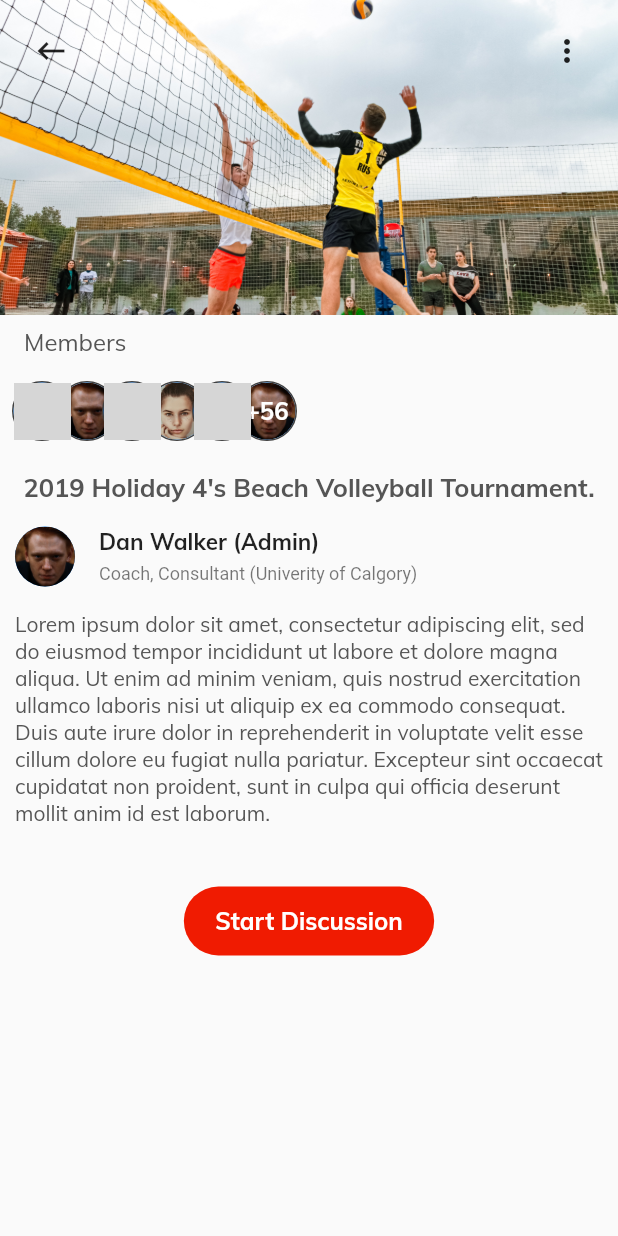
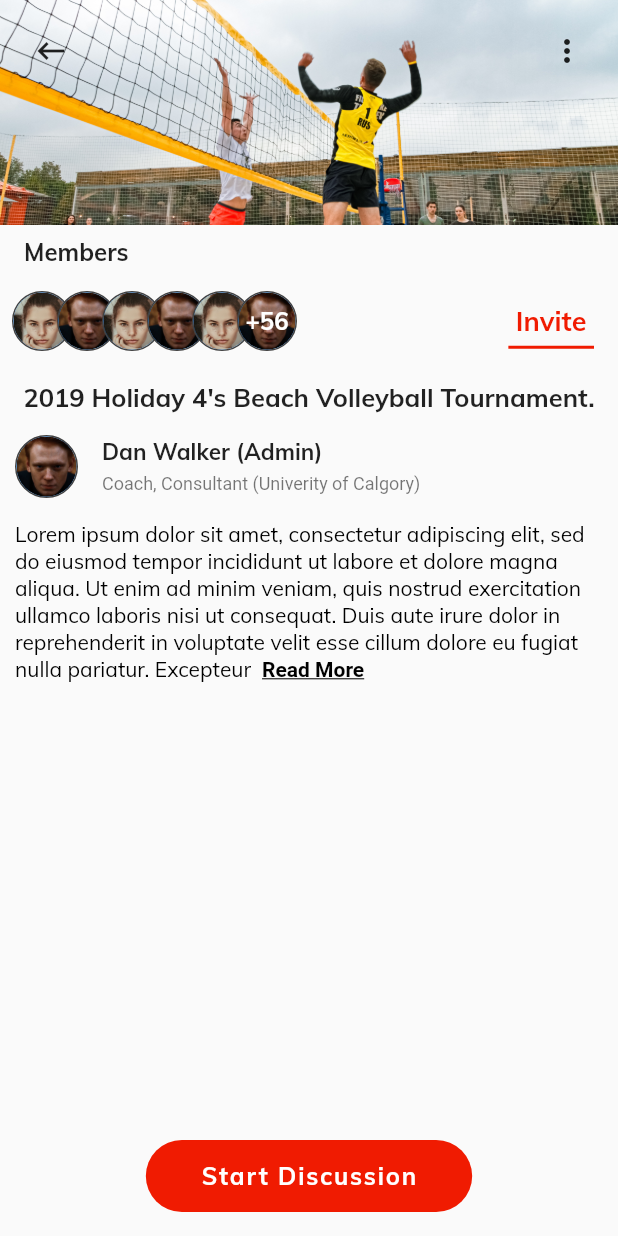
Before and after one commit to Sarbjyotsingh/athlete_platform1, a Flutter app: the GroupDetails screen opened by its route, on a phone screen of 412 x 824 dp. Run offline on Flutter 3.47's test engine with Material 2 defaults, Android fonts, the phone set to English and light mode, and no system bars; grey boxes are pictures that could not be loaded.

Commit message:
Group details

```diff
--- a/lib/screens/group_details.dart
+++ b/lib/screens/group_details.dart
@@ -1,4 +1,5 @@
 import 'package:athlete_platform1/widgets/member_images.dart';
+import 'package:flutter/gestures.dart';
 import 'package:flutter/material.dart';
 
 class GroupDetails extends StatefulWidget {
@@ -11,17 +12,32 @@ class _GroupDetailsState extends State<GroupDetails> {
   @override
   Widget build(BuildContext context) {
     return Scaffold(
+      floatingActionButton: FloatingActionButton.extended(
+        label: Text(
+          '   Start Discussion   ',
+          style: TextStyle(
+            fontSize: 16.0,
+            fontFamily: 'Muli',
+            fontWeight: FontWeight.w700,
+          ),
+        ),
+        backgroundColor: Color(0xFFf01b01),
+        onPressed: () {},
+        elevation: 0,
+      ),
+      floatingActionButtonLocation: FloatingActionButtonLocation.centerFloat,
       body: SafeArea(
         child: SingleChildScrollView(
+          child: Container(
             child: Column(
               children: <Widget>[
                 Container(
-                height: 210,
+                  height: 150,
                   padding: EdgeInsets.all(10),
                   constraints: BoxConstraints.tightFor(),
                   decoration: BoxDecoration(
                     image: DecorationImage(
-                    image: AssetImage('images/group_detail.jpg'),
+                      image: AssetImage('images/detail_card.jpg'),
                       fit: BoxFit.cover,
                     ),
                   ),
@@ -34,7 +50,9 @@ class _GroupDetailsState extends State<GroupDetails> {
                           icon: Icon(
                             Icons.keyboard_backspace,
                           ),
-                        onPressed: () {},
+                          onPressed: () {
+                            Navigator.pop(context);
+                          },
                         ),
                         IconButton(
                           icon: Icon(
@@ -54,17 +72,46 @@ class _GroupDetailsState extends State<GroupDetails> {
                       style: TextStyle(
                         fontSize: 16.0,
                         fontFamily: 'Muli',
+                        fontWeight: FontWeight.w700,
                       ),
                     ),
                     materialTapTargetSize: MaterialTapTargetSize.shrinkWrap,
-                  textColor: Color(0xFF555555),
                     onPressed: () {},
                   ),
                 ),
-              Align(
-                alignment: Alignment.centerLeft,
-                child: MemberImages(),
+                Row(
+                  mainAxisAlignment: MainAxisAlignment.spaceBetween,
+                  children: <Widget>[
+                    MemberImages(),
+                    FlatButton(
+                      child: Container(
+                        padding: EdgeInsets.all(5),
+                        margin: EdgeInsets.only(left: 5),
+                        decoration: BoxDecoration(
+                          border: Border(
+                            bottom: BorderSide(
+                              width: 2,
+                              color: Color(0xFFf01b01),
                             ),
+                          ),
+                        ),
+                        child: Text(
+                          'Invite',
+                          style: TextStyle(
+                            fontSize: 18.0,
+                            fontFamily: 'Muli',
+                            fontWeight: FontWeight.w700,
+                            color: Color(0xFFf01b01),
+                          ),
+                        ),
+                      ),
+                      materialTapTargetSize: MaterialTapTargetSize.shrinkWrap,
+                      onPressed: () {},
+                    ),
+                  ],
+                ),
+                Column(
+                  children: <Widget>[
                     Padding(
                       padding: EdgeInsets.all(10),
                       child: Column(
@@ -75,15 +122,23 @@ class _GroupDetailsState extends State<GroupDetails> {
                               fontSize: 17,
                               fontFamily: 'Muli',
                               fontWeight: FontWeight.w700,
-                        color: Color(0xFF555555),
                             ),
                           ),
                           ListTile(
                             contentPadding: EdgeInsets.all(0),
-                      leading: CircleAvatar(
+                            leading: Container(
+                              decoration: BoxDecoration(
+                                shape: BoxShape.circle,
+                                border: Border.all(
+                                  color: Colors.grey.shade800,
+                                  width: 1,
+                                ),
+                              ),
+                              child: CircleAvatar(
                                 radius: 20,
                                 backgroundImage: AssetImage(
                                   'images/person1.jpg',
+                                ),
                               ),
                             ),
                             title: Text(
@@ -99,44 +154,37 @@ class _GroupDetailsState extends State<GroupDetails> {
                               style: TextStyle(fontSize: 12),
                             ),
                           ),
-                    Text(
-                      'Lorem ipsum dolor sit amet, consectetur adipiscing elit, sed do eiusmod tempor incididunt ut labore et dolore magna aliqua. Ut enim ad minim veniam, quis nostrud exercitation ullamco laboris nisi ut aliquip ex ea commodo consequat. Duis aute irure dolor in reprehenderit in voluptate velit esse cillum dolore eu fugiat nulla pariatur. Excepteur sint occaecat cupidatat non proident, sunt in culpa qui officia deserunt mollit anim id est laborum.',
+                          RichText(
+                            text: TextSpan(
                               style: TextStyle(
                                 fontFamily: 'Muli',
-                        color: Color(0xFF555555),
+                                color: Colors.black,
+                                fontSize: 14,
+                              ),
+                              children: <TextSpan>[
+                                TextSpan(
+                                  text:
+                                      'Lorem ipsum dolor sit amet, consectetur adipiscing elit, sed do eiusmod tempor incididunt ut labore et dolore magna aliqua. Ut enim ad minim veniam, quis nostrud exercitation ullamco laboris nisi ut consequat. Duis aute irure dolor in reprehenderit in voluptate velit esse cillum dolore eu fugiat nulla pariatur. Excepteur  ',
+                                ),
+                                TextSpan(
+                                  text: 'Read More',
+                                  style: TextStyle(
+                                    decoration: TextDecoration.underline,
+                                    fontWeight: FontWeight.w700,
+                                  ),
+                                  recognizer: TapGestureRecognizer()
+                                    ..onTap = () => print('Read More Clicked'),
+                                ),
+                              ],
                             ),
                           ),
                         ],
                       ),
                     ),
-              Container(
-                margin: EdgeInsets.all(30),
-                padding: EdgeInsets.all(5),
-                decoration: BoxDecoration(
-                  shape: BoxShape.rectangle,
-                  borderRadius: BorderRadius.horizontal(
-                    left: Radius.circular(100),
-                    right: Radius.circular(100),
-                  ),
-                  color: Color(0xFFf01b01),
-                ),
-                child: FlatButton(
-                  child: Text(
-                    'Start Discussion',
-                    style: TextStyle(
-                      fontSize: 16.0,
-                      fontFamily: 'Muli',
-                      fontWeight: FontWeight.w700,
-                    ),
-                  ),
-                  materialTapTargetSize: MaterialTapTargetSize.shrinkWrap,
-                  textColor: Colors.white,
-                  highlightColor: Colors.transparent,
-                  splashColor: Colors.transparent,
-                  onPressed: () {},
-                ),
+                  ],
                 ),
               ],
+            ),
           ),
         ),
       ),
--- a/lib/widgets/group_card.dart
+++ b/lib/widgets/group_card.dart
@@ -1,3 +1,4 @@
+import 'package:athlete_platform1/screens/group_details.dart';
 import 'package:athlete_platform1/widgets/member_images.dart';
 import 'package:flutter/material.dart';
 
@@ -18,7 +19,11 @@ class GroupCard extends StatelessWidget {
       ),
       child: Column(
         children: <Widget>[
-          Container(
+          GestureDetector(
+            onTap: () {
+              Navigator.pushNamed(context, GroupDetails.id);
+            },
+            child: Container(
               height: 150,
               width: double.infinity,
               constraints: BoxConstraints.tightFor(),
@@ -60,16 +65,22 @@ class GroupCard extends StatelessWidget {
                 ),
               ),
             ),
+          ),
           SizedBox(
             height: 15,
           ),
-          Text(
+          GestureDetector(
+            onTap: () {
+              Navigator.pushNamed(context, GroupDetails.id);
+            },
+            child: Text(
               '2019 Holiday 4\'s Beach Volleyball Tournament.',
               style: TextStyle(
                 fontSize: 17,
                 fontFamily: 'Muli',
                 fontWeight: FontWeight.w700,
                 color: Color(0xFF555555),
+              ),
             ),
           ),
           SizedBox(
--- a/lib/widgets/member_images.dart
+++ b/lib/widgets/member_images.dart
@@ -25,7 +25,7 @@ class MemberImages extends StatelessWidget {
             child: CircleAvatar(
               radius: 19,
               backgroundImage: AssetImage(
-                'images/person3.jpg',
+                'images/person2.jpg',
               ),
             ),
           ),
@@ -60,7 +60,7 @@ class MemberImages extends StatelessWidget {
               child: CircleAvatar(
                 radius: 19,
                 backgroundImage: AssetImage(
-                  'images/person3.jpg',
+                  'images/person2.jpg',
                 ),
               ),
             ),
@@ -78,7 +78,7 @@ class MemberImages extends StatelessWidget {
               child: CircleAvatar(
                 radius: 19,
                 backgroundImage: AssetImage(
-                  'images/person2.jpg',
+                  'images/person1.jpg',
                 ),
               ),
             ),
@@ -96,7 +96,7 @@ class MemberImages extends StatelessWidget {
               child: CircleAvatar(
                 radius: 19,
                 backgroundImage: AssetImage(
-                  'images/person3.jpg',
+                  'images/person2.jpg',
                 ),
               ),
             ),
```
Also changed, not shown: images/detail_card.jpg (renamed from images/group_detail.jpg). Lines whose indentation alone changed are shown as unchanged.
